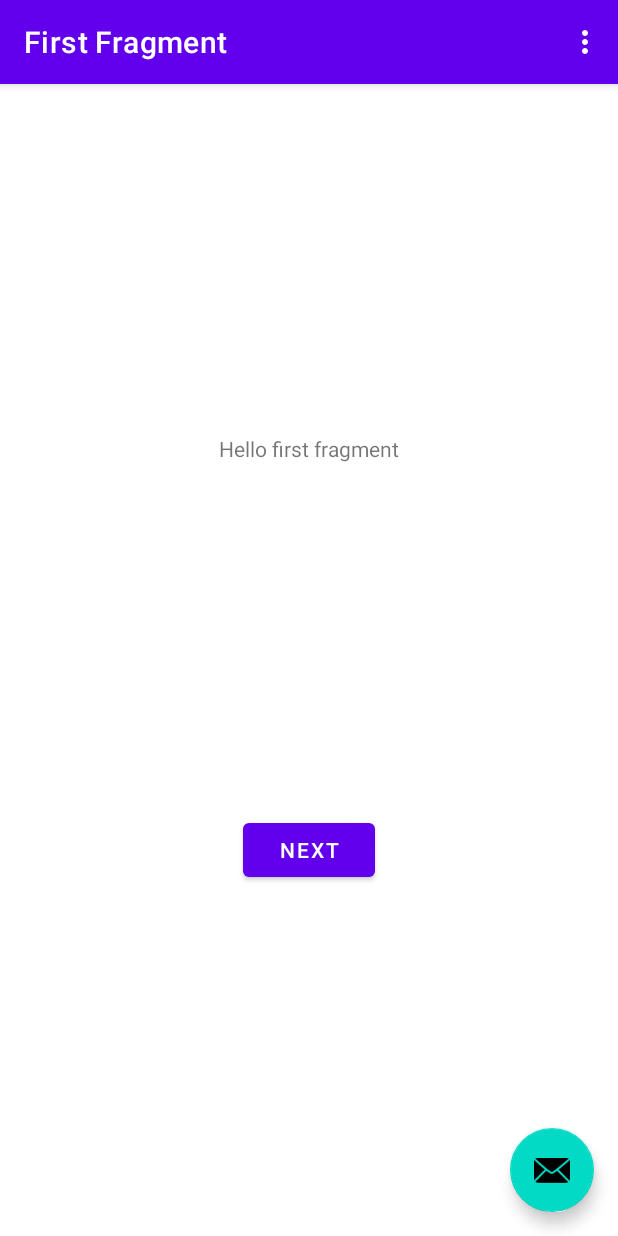
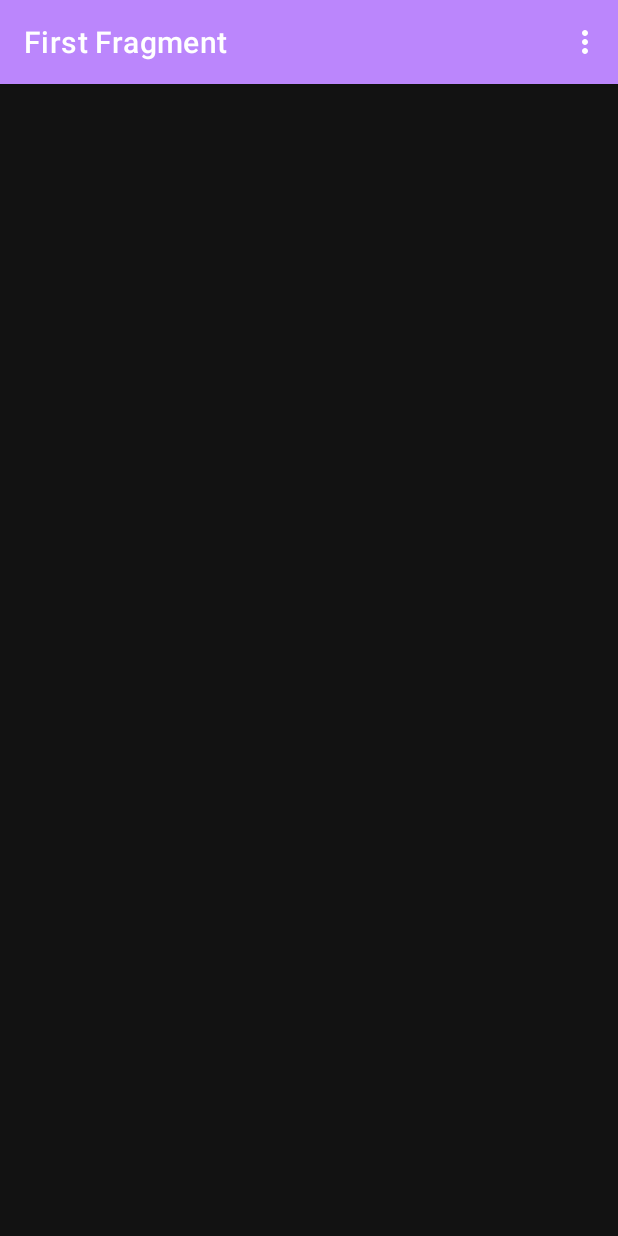
Before and after one commit to binhyul/tabling, an Android app: the screen it shows after launch (MainActivity), on a phone screen of 412 x 824 dp. Run offline under Robolectric (Android 15) with nearby library versions, the phone set to English and light mode, and no system bars; our stand-ins replace Dagger/Hilt's generated code, navigation-ui.

Commit message:
feat: ui 정리

```diff
--- a/app/src/main/AndroidManifest.xml
+++ b/app/src/main/AndroidManifest.xml
@@ -4,6 +4,7 @@
     package="com.example.tabling">
 
     <application
+        android:name=".MainApplication"
         android:allowBackup="true"
         android:dataExtractionRules="@xml/data_extraction_rules"
         android:fullBackupContent="@xml/backup_rules"
@@ -14,7 +15,7 @@
         android:theme="@style/Theme.Tabling"
         tools:targetApi="31">
         <activity
-            android:name=".MainActivity"
+            android:name=".ui.MainActivity"
             android:exported="true"
             android:label="@string/app_name"
             android:theme="@style/Theme.Tabling.NoActionBar">
--- /dev/null
+++ b/app/src/main/java/com/example/tabling/MainApplication.kt
@@ -0,0 +1,40 @@
+package com.example.tabling
+
+import android.app.Application
+import android.widget.Toast
+import androidx.appcompat.app.AppCompatDelegate
+import dagger.hilt.android.HiltAndroidApp
+import kotlinx.coroutines.Dispatchers
+import kotlinx.coroutines.GlobalScope
+import kotlinx.coroutines.launch
+import java.net.UnknownHostException
+
+@HiltAndroidApp
+class MainApplication : Application() {
+
+    override fun onCreate() {
+        super.onCreate()
+        setupUncaughtExceptionHandler()
+        AppCompatDelegate.setDefaultNightMode(AppCompatDelegate.MODE_NIGHT_YES)
+    }
+
+    private fun showToast(text: String) {
+        GlobalScope.launch(Dispatchers.Main) {
+            Toast.makeText(applicationContext, text, Toast.LENGTH_LONG).show()
+        }
+    }
+
+    private fun setupUncaughtExceptionHandler() {
+        Thread.setDefaultUncaughtExceptionHandler { t, e ->
+            e.printStackTrace()
+            when (e) {
+                is UnknownHostException -> showToast("인터넷 연결을 확인해 주세요.")
+                is IllegalArgumentException, is NullPointerException -> {
+                    showToast("알 수 없는 오류가 발생했습니다")
+                }
+            }
+        }
+    }
+
+
+}
--- a/app/src/main/java/com/example/tabling/FirstFragment.kt
+++ b/app/src/main/java/com/example/tabling/ui/FirstFragment.kt
@@ -1,22 +1,16 @@
-package com.example.tabling
+package com.example.tabling.ui
 
 import android.os.Bundle
-import androidx.fragment.app.Fragment
 import android.view.LayoutInflater
 import android.view.View
 import android.view.ViewGroup
-import androidx.navigation.fragment.findNavController
+import androidx.fragment.app.Fragment
 import com.example.tabling.databinding.FragmentFirstBinding
 
-/**
- * A simple [Fragment] subclass as the default destination in the navigation.
- */
 class FirstFragment : Fragment() {
 
     private var _binding: FragmentFirstBinding? = null
 
-    // This property is only valid between onCreateView and
-    // onDestroyView.
     private val binding get() = _binding!!
 
     override fun onCreateView(
@@ -31,10 +25,6 @@ class FirstFragment : Fragment() {
 
     override fun onViewCreated(view: View, savedInstanceState: Bundle?) {
         super.onViewCreated(view, savedInstanceState)
-
-        binding.buttonFirst.setOnClickListener {
-            findNavController().navigate(R.id.action_FirstFragment_to_SecondFragment)
-        }
     }
 
     override fun onDestroyView() {
--- a/app/src/main/java/com/example/tabling/MainActivity.kt
+++ b/app/src/main/java/com/example/tabling/ui/MainActivity.kt
@@ -1,14 +1,14 @@
-package com.example.tabling
+package com.example.tabling.ui
 
 import android.os.Bundle
-import com.google.android.material.snackbar.Snackbar
+import android.view.Menu
+import android.view.MenuItem
 import androidx.appcompat.app.AppCompatActivity
 import androidx.navigation.findNavController
 import androidx.navigation.ui.AppBarConfiguration
 import androidx.navigation.ui.navigateUp
 import androidx.navigation.ui.setupActionBarWithNavController
-import android.view.Menu
-import android.view.MenuItem
+import com.example.tabling.R
 import com.example.tabling.databinding.ActivityMainBinding
 
 class MainActivity : AppCompatActivity() {
@@ -28,22 +28,14 @@ class MainActivity : AppCompatActivity() {
         appBarConfiguration = AppBarConfiguration(navController.graph)
         setupActionBarWithNavController(navController, appBarConfiguration)
 
-        binding.fab.setOnClickListener { view ->
-            Snackbar.make(view, "Replace with your own action", Snackbar.LENGTH_LONG)
-                .setAction("Action", null).show()
-        }
     }
 
     override fun onCreateOptionsMenu(menu: Menu): Boolean {
-        // Inflate the menu; this adds items to the action bar if it is present.
         menuInflater.inflate(R.menu.menu_main, menu)
         return true
     }
 
     override fun onOptionsItemSelected(item: MenuItem): Boolean {
-        // Handle action bar item clicks here. The action bar will
-        // automatically handle clicks on the Home/Up button, so long
-        // as you specify a parent activity in AndroidManifest.xml.
         return when (item.itemId) {
             R.id.action_settings -> true
             else -> super.onOptionsItemSelected(item)
--- a/app/src/main/res/layout/activity_main.xml
+++ b/app/src/main/res/layout/activity_main.xml
@@ -4,7 +4,7 @@
     xmlns:tools="http://schemas.android.com/tools"
     android:layout_width="match_parent"
     android:layout_height="match_parent"
-    tools:context=".MainActivity">
+    tools:context=".ui.MainActivity">
 
     <com.google.android.material.appbar.AppBarLayout
         android:layout_width="match_parent"
@@ -22,13 +22,5 @@
 
     <include layout="@layout/content_main" />
 
-    <com.google.android.material.floatingactionbutton.FloatingActionButton
-        android:id="@+id/fab"
-        android:layout_width="wrap_content"
-        android:layout_height="wrap_content"
-        android:layout_gravity="bottom|end"
-        android:layout_marginEnd="@dimen/fab_margin"
-        android:layout_marginBottom="16dp"
-        app:srcCompat="@android:drawable/ic_dialog_email" />
 
 </androidx.coordinatorlayout.widget.CoordinatorLayout>
--- a/app/src/main/res/layout/fragment_first.xml
+++ b/app/src/main/res/layout/fragment_first.xml
@@ -4,25 +4,6 @@
     xmlns:tools="http://schemas.android.com/tools"
     android:layout_width="match_parent"
     android:layout_height="match_parent"
-    tools:context=".FirstFragment">
+    tools:context=".ui.FirstFragment">
 
-    <TextView
-        android:id="@+id/textview_first"
-        android:layout_width="wrap_content"
-        android:layout_height="wrap_content"
-        android:text="@string/hello_first_fragment"
-        app:layout_constraintBottom_toTopOf="@id/button_first"
-        app:layout_constraintEnd_toEndOf="parent"
-        app:layout_constraintStart_toStartOf="parent"
-        app:layout_constraintTop_toTopOf="parent" />
-
-    <Button
-        android:id="@+id/button_first"
-        android:layout_width="wrap_content"
-        android:layout_height="wrap_content"
-        android:text="@string/next"
-        app:layout_constraintBottom_toBottomOf="parent"
-        app:layout_constraintEnd_toEndOf="parent"
-        app:layout_constraintStart_toStartOf="parent"
-        app:layout_constraintTop_toBottomOf="@id/textview_first" />
 </androidx.constraintlayout.widget.ConstraintLayout>
--- a/app/src/main/res/menu/menu_main.xml
+++ b/app/src/main/res/menu/menu_main.xml
@@ -1,7 +1,7 @@
 <menu xmlns:android="http://schemas.android.com/apk/res/android"
     xmlns:app="http://schemas.android.com/apk/res-auto"
     xmlns:tools="http://schemas.android.com/tools"
-    tools:context="com.example.tabling.MainActivity">
+    tools:context="com.example.tabling.ui.MainActivity">
     <item
         android:id="@+id/action_settings"
         android:orderInCategory="100"
--- a/app/src/main/res/navigation/nav_graph.xml
+++ b/app/src/main/res/navigation/nav_graph.xml
@@ -7,22 +7,8 @@
 
     <fragment
         android:id="@+id/FirstFragment"
-        android:name="com.example.tabling.FirstFragment"
+        android:name="com.example.tabling.ui.FirstFragment"
         android:label="@string/first_fragment_label"
         tools:layout="@layout/fragment_first">
-
-        <action
-            android:id="@+id/action_FirstFragment_to_SecondFragment"
-            app:destination="@id/SecondFragment" />
-    </fragment>
-    <fragment
-        android:id="@+id/SecondFragment"
-        android:name="com.example.tabling.SecondFragment"
-        android:label="@string/second_fragment_label"
-        tools:layout="@layout/fragment_second">
-
-        <action
-            android:id="@+id/action_SecondFragment_to_FirstFragment"
-            app:destination="@id/FirstFragment" />
     </fragment>
 </navigation>
```
Also changed, not shown: app/src/main/java/com/example/tabling/SecondFragment.kt (deleted, +0 -44 lines), app/src/main/java/com/example/tabling/Utils.kt (added, +74 -0 lines), app/src/main/res/layout/fragment_second.xml (deleted, +0 -27 lines), 37 other files.
